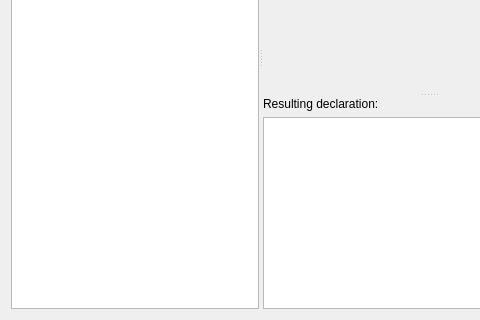
Qt form lib/syskit/gui/orocos_composer.ui (rock-core/tools-syskit) before a commit; both pictures show x 0 to 480 and y 206 to 526 of the 605 by 526 pixel window.
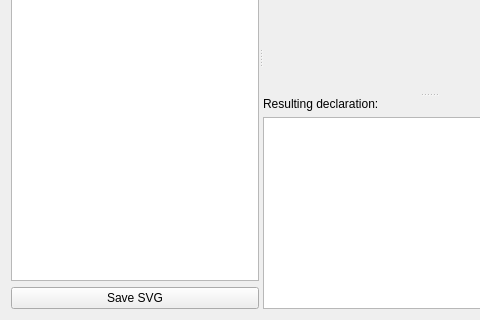
The same form after that commit.

Diff of the .ui file:
```diff
--- a/lib/syskit/gui/orocos_composer.ui
+++ b/lib/syskit/gui/orocos_composer.ui
@@ -19,7 +19,7 @@
      <property name="orientation">
       <enum>Qt::Horizontal</enum>
      </property>
-     <widget class="QWidget" name="">
+     <widget class="QWidget" name="layoutWidget">
       <layout class="QVBoxLayout" name="verticalLayout">
        <item>
         <widget class="QCheckBox" name="use_main_selection">
@@ -55,6 +55,13 @@
          </column>
         </widget>
        </item>
+       <item>
+        <widget class="QPushButton" name="btnSaveSVG">
+         <property name="text">
+          <string>Save SVG</string>
+         </property>
+        </widget>
+       </item>
       </layout>
      </widget>
      <widget class="QSplitter" name="vsplitter">
```
Left out of the diff: 2 changed lines with no effect on the pictures.
